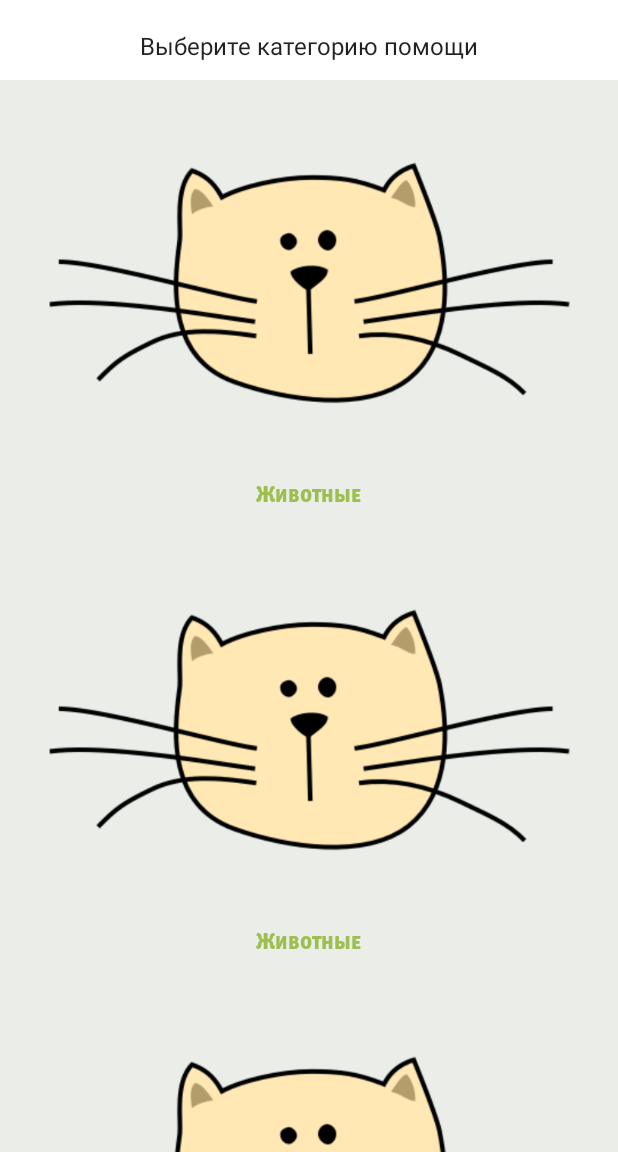
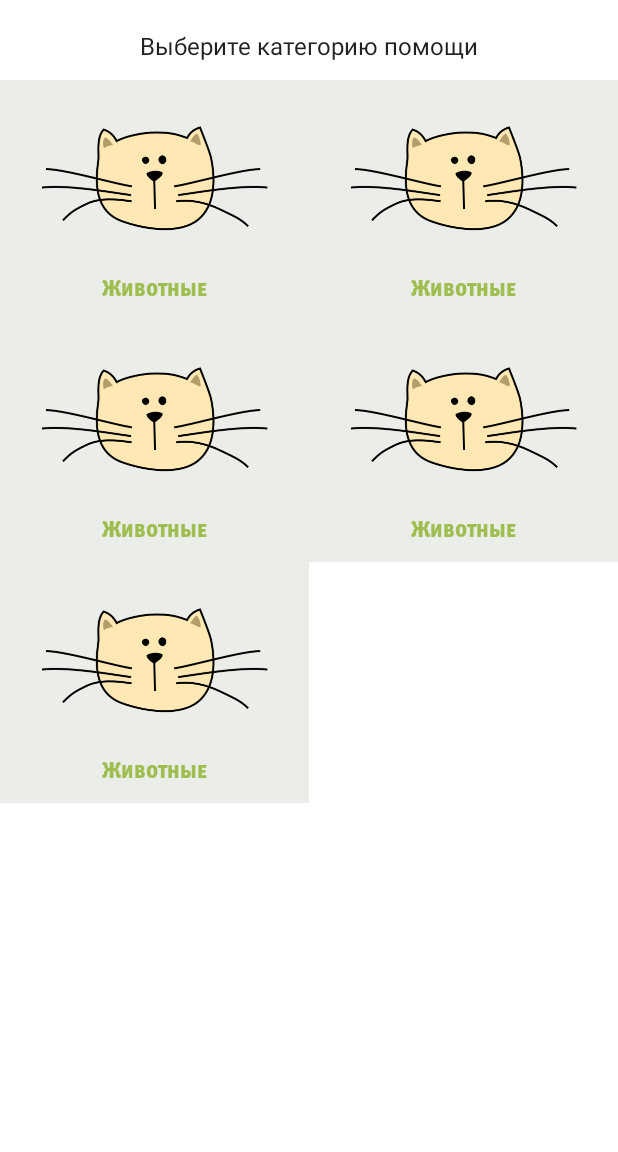
Before and after one commit to lealpy/HelpApp, an Android app: the layout fragment_help.xml on its own in the app's theme, with its tools: preview values and no code run, on a phone screen of 412 x 824 dp, the part 84-1236 px from its top. Run offline under Robolectric (Android 15) with nearby library versions, the phone set to English and light mode, and no system bars.

Commit message:
corrected notes

```diff
--- a/app/src/main/java/com/lealpy/simbirsoft_training/MainActivity.kt
+++ b/app/src/main/java/com/lealpy/simbirsoft_training/MainActivity.kt
@@ -14,9 +14,6 @@ class MainActivity : AppCompatActivity() {
         super.onCreate(savedInstanceState)
         setContentView(R.layout.activity_main)
 
-        //PublicationProgram.execute()
-        //UserProgram.execute()
-
         val navController = findNavController(R.id.navHostFragment)
         val navView: BottomNavigationView = findViewById(R.id.navView)
         navView.setupWithNavController(navController)
--- a/app/src/main/java/com/lealpy/simbirsoft_training/ui/help/HelpFragment.kt
+++ b/app/src/main/java/com/lealpy/simbirsoft_training/ui/help/HelpFragment.kt
@@ -40,7 +40,6 @@ class HelpFragment : Fragment(R.layout.fragment_help) {
     }
 
     private fun initViews() {
-        binding.recyclerView.layoutManager = GridLayoutManager(context, SPAN_COUNT)
         binding.recyclerView.adapter = helpAdapter
         val helpItemDecoration = activity?.resources?.getDimension(R.dimen.dimen_8_dp)?.let { space ->
             HelpItemDecoration(SPAN_COUNT, space.toInt())
--- a/app/src/main/java/com/lealpy/simbirsoft_training/ui/profile/ProfileFragment.kt
+++ b/app/src/main/java/com/lealpy/simbirsoft_training/ui/profile/ProfileFragment.kt
@@ -22,6 +22,8 @@ class ProfileFragment : Fragment(R.layout.fragment_profile) {
     private lateinit var cameraLauncher: ActivityResultLauncher<Intent>
 
     private val viewModel : ProfileViewModel by activityViewModels()
+
+    private val photoDialogFragment = PhotoDialogFragment()
 
     override fun onCreateView(
         inflater: LayoutInflater,
@@ -59,7 +61,7 @@ class ProfileFragment : Fragment(R.layout.fragment_profile) {
     }
 
     private fun initDialogListener() {
-        PhotoDialogFragment().setupListener(parentFragmentManager, requireActivity()) { selectedItem ->
+        photoDialogFragment.setupListener(parentFragmentManager, requireActivity()) { selectedItem ->
             when(selectedItem) {
                 PhotoDialogFragment.SELECTED_MAKE_PHOTO -> setupCamera()
                 PhotoDialogFragment.SELECTED_DELETE_PHOTO -> binding.avatarUser.setImageResource(R.drawable.no_photo)
@@ -95,7 +97,7 @@ class ProfileFragment : Fragment(R.layout.fragment_profile) {
     }
 
     private fun showDialog() {
-        PhotoDialogFragment().show(parentFragmentManager, PhotoDialogFragment.PHOTO_DIALOG_TAG)
+        photoDialogFragment.show(parentFragmentManager, PhotoDialogFragment.PHOTO_DIALOG_TAG)
     }
 
     override fun onCreateOptionsMenu(menu: Menu, inflater: MenuInflater) {
--- a/app/src/main/java/com/lealpy/simbirsoft_training/ui/search/ViewPagerAdapter.kt
+++ b/app/src/main/java/com/lealpy/simbirsoft_training/ui/search/ViewPagerAdapter.kt
@@ -13,7 +13,7 @@ class ViewPagerAdapter(
 ) : FragmentStateAdapter(fragmentManager, lifecycle) {
 
     override fun getItemCount(): Int {
-        return tabsNumber
+        return TABS_NUMBER
     }
 
     override fun createFragment(position: Int): Fragment {
@@ -25,7 +25,7 @@ class ViewPagerAdapter(
     }
 
     companion object {
-        private const val tabsNumber = 2
+        private const val TABS_NUMBER = 2
     }
 
 }
--- a/app/src/main/java/com/lealpy/simbirsoft_training/ui/search/search_by_nko/SearchByNkoFragment.kt
+++ b/app/src/main/java/com/lealpy/simbirsoft_training/ui/search/search_by_nko/SearchByNkoFragment.kt
@@ -40,7 +40,6 @@ class SearchByNkoFragment : Fragment(R.layout.fragment_search_by_nko) {
     }
 
     private fun initViews() {
-        binding.recyclerView.layoutManager = LinearLayoutManager(context)
         binding.recyclerView.adapter = nkoAdapter
 
         val nkoItemDivider =
--- a/app/src/main/res/layout/fragment_help.xml
+++ b/app/src/main/res/layout/fragment_help.xml
@@ -48,9 +48,9 @@
         app:layout_constraintBottom_toBottomOf="parent"
         app:layout_constraintStart_toStartOf="parent"
         app:layout_constraintEnd_toEndOf="parent"
+        app:layoutManager="androidx.recyclerview.widget.GridLayoutManager"
+        app:spanCount="2"
         tools:itemCount="5"
-        tools:spanCount="2"
-        tools:layoutManager="androidx.recyclerview.widget.GridLayoutManager"
         tools:listitem="@layout/help_item" />
 
 </androidx.constraintlayout.widget.ConstraintLayout>
--- a/app/src/main/res/layout/fragment_search_by_nko.xml
+++ b/app/src/main/res/layout/fragment_search_by_nko.xml
@@ -43,8 +43,8 @@
         app:layout_constraintBottom_toBottomOf="parent"
         app:layout_constraintStart_toStartOf="parent"
         app:layout_constraintEnd_toEndOf="parent"
+        app:layoutManager="androidx.recyclerview.widget.LinearLayoutManager"
         tools:itemCount="5"
-        tools:layoutManager="androidx.recyclerview.widget.LinearLayoutManager"
         tools:listitem="@layout/nko_item" />
 
     <View
```
